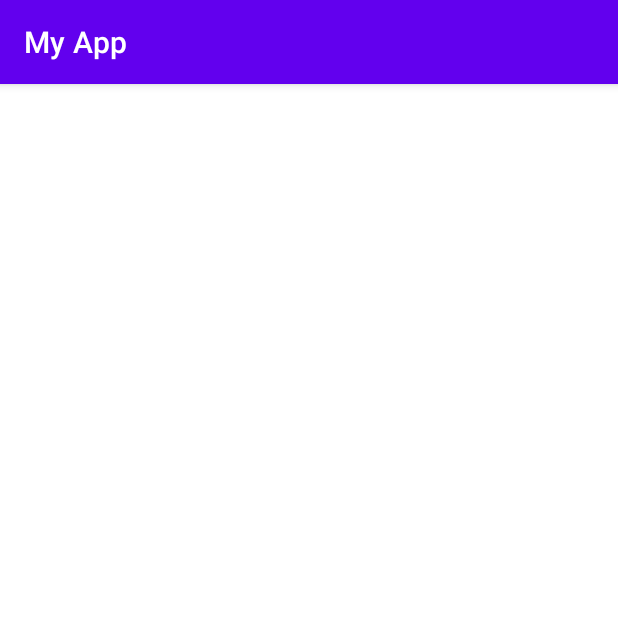
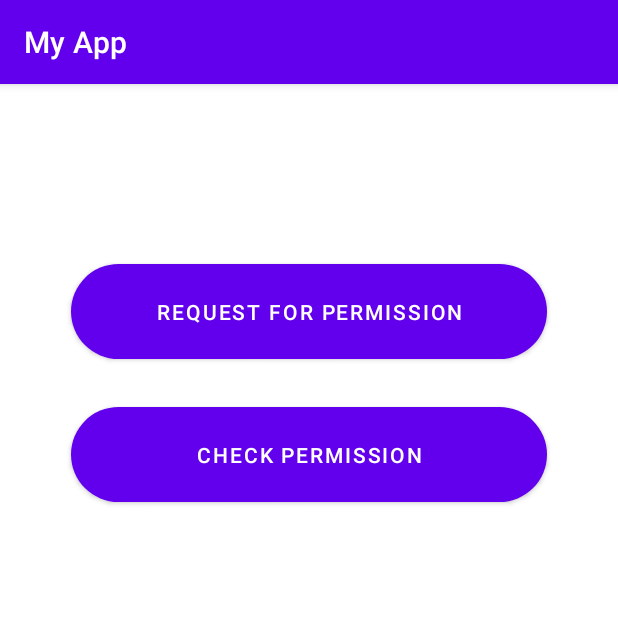
Before and after one commit to zyn20/AndrioDev, an Android app: the PermissionExample1 screen opened directly, with no data from a screen before it, on a phone screen of 412 x 824 dp, the top half of it. Run offline under Robolectric (Android 15) with nearby library versions, the phone set to English and light mode, and no system bars.

Commit message:
Permission Example 1

```diff
--- a/app/src/main/java/com/example/bscssectionabatch20/PermissionsExamples/PermissionExample1.java
+++ b/app/src/main/java/com/example/bscssectionabatch20/PermissionsExamples/PermissionExample1.java
@@ -3,6 +3,7 @@ package com.example.bscssectionabatch20.PermissionsExamples;
 import androidx.appcompat.app.AppCompatActivity;
 
 import android.os.Bundle;
+import android.view.View;
 
 import com.example.bscssectionabatch20.R;
 
@@ -13,4 +14,12 @@ public class PermissionExample1 extends AppCompatActivity {
         super.onCreate(savedInstanceState);
         setContentView(R.layout.activity_permission_example1);
     }
+
+    public void RequestForPermission(View view) {
+
+    }
+
+    public void CheckPermission(View view) {
+
+    }
 }
--- a/app/src/main/res/layout/activity_permission_example1.xml
+++ b/app/src/main/res/layout/activity_permission_example1.xml
@@ -6,4 +6,28 @@
     android:layout_height="match_parent"
     tools:context=".PermissionsExamples.PermissionExample1">
 
+    <Button
+        android:id="@+id/button30"
+        android:layout_width="317dp"
+        android:layout_height="63dp"
+        android:onClick="RequestForPermission"
+        android:layout_marginTop="120dp"
+        android:background="@drawable/btnr"
+        android:text="@string/request_for_permission"
+        app:layout_constraintEnd_toEndOf="parent"
+        app:layout_constraintHorizontal_bias="0.498"
+        app:layout_constraintStart_toStartOf="parent"
+        app:layout_constraintTop_toTopOf="parent" />
+
+    <Button
+        android:id="@+id/button31"
+        android:layout_width="317dp"
+        android:layout_height="63dp"
+        android:layout_marginTop="32dp"
+        android:background="@drawable/btnr"
+        android:onClick="CheckPermission"
+        android:text="@string/check_permission"
+        app:layout_constraintEnd_toEndOf="parent"
+        app:layout_constraintStart_toStartOf="parent"
+        app:layout_constraintTop_toBottomOf="@+id/button30" />
 </androidx.constraintlayout.widget.ConstraintLayout>
--- a/app/src/main/res/values/strings.xml
+++ b/app/src/main/res/values/strings.xml
@@ -53,4 +53,6 @@
     <string name="enter_cgpa">Enter CGPA</string>
     <string name="save">Save</string>
     <string name="download_image">Download Image</string>
+    <string name="request_for_permission">Request For Permission</string>
+    <string name="check_permission">Check Permission</string>
 </resources>
```
